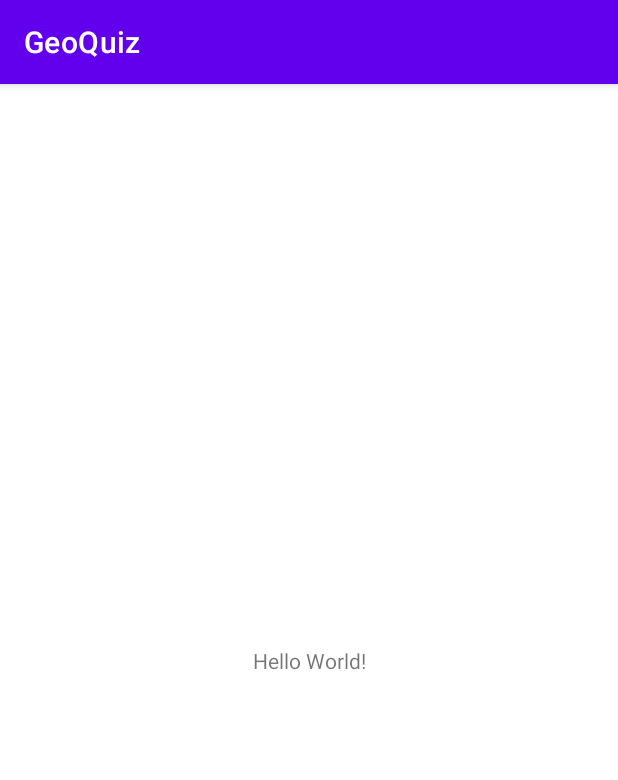
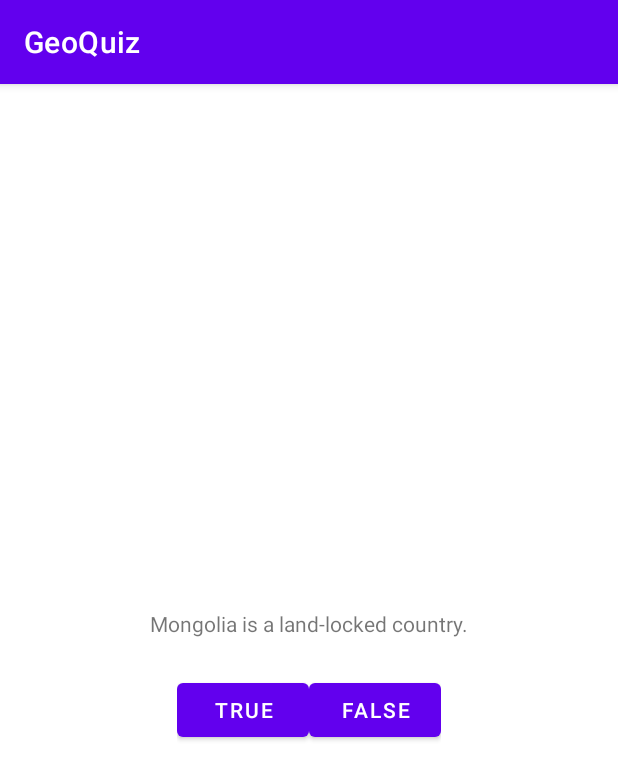
Before and after one commit to JRSiwiecki/GeoQuiz, an Android app: the screen it shows after launch (MainActivity), on a phone screen of 412 x 824 dp. Shown: the top 780 px of the screen. Run offline under Robolectric (Android 15) with nearby library versions, the phone set to English and light mode, and no system bars.

Commit message:
Add question text, true & false buttons, and string resources

```diff
--- a/app/src/main/res/layout/activity_main.xml
+++ b/app/src/main/res/layout/activity_main.xml
@@ -1,19 +1,30 @@
 <?xml version="1.0" encoding="utf-8"?>
-<androidx.constraintlayout.widget.ConstraintLayout
-	xmlns:android="http://schemas.android.com/apk/res/android"
-	xmlns:tools="http://schemas.android.com/tools"
-	xmlns:app="http://schemas.android.com/apk/res-auto"
-    android:layout_width="match_parent"
-    android:layout_height="match_parent"
-    tools:context=".MainActivity">
+<LinearLayout xmlns:android="http://schemas.android.com/apk/res/android"
+	android:layout_width="match_parent"
+	android:layout_height="match_parent"
+	android:gravity="center"
+	android:orientation="vertical">
 
-    <TextView
-        android:layout_width="wrap_content"
-        android:layout_height="wrap_content"
-		android:text="Hello World!"
-		app:layout_constraintBottom_toBottomOf="parent"
-		app:layout_constraintLeft_toLeftOf="parent"
-		app:layout_constraintRight_toRightOf="parent"
-		app:layout_constraintTop_toTopOf="parent"/>
+	<TextView
+		android:layout_width="wrap_content"
+		android:layout_height="wrap_content"
+		android:padding="24dp"
+		android:text="@string/question_text" />
 
-</androidx.constraintlayout.widget.ConstraintLayout>
+		<LinearLayout
+			android:layout_width="wrap_content"
+			android:layout_height="wrap_content"
+			android:orientation="horizontal"
+			>
+
+			<Button
+				android:layout_width="wrap_content"
+				android:layout_height="wrap_content"
+				android:text="@string/true_button" />
+
+			<Button
+				android:layout_width="wrap_content"
+				android:layout_height="wrap_content"
+				android:text="@string/false_button" />
+		</LinearLayout>
+</LinearLayout>
--- a/app/src/main/res/values/strings.xml
+++ b/app/src/main/res/values/strings.xml
@@ -1,3 +1,6 @@
 <resources>
     <string name="app_name">GeoQuiz</string>
+    <string name="question_text">Mongolia is a land-locked country.</string>
+    <string name="true_button">True</string>
+    <string name="false_button">False</string>
 </resources>
```
